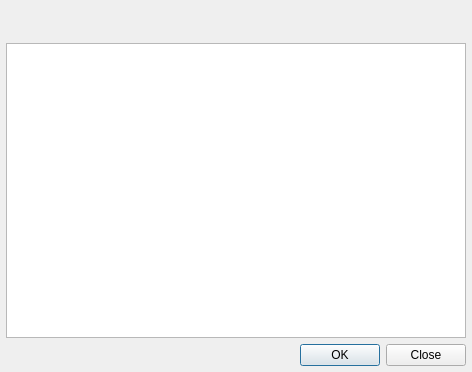
Above: qgistester/testselector.ui from planetfederal/qgis-tester-plugin before the change. Below: the same form after it.
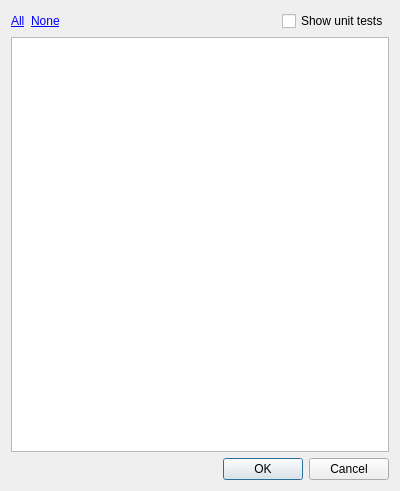
That is the form after the change.

Commit message: added option to show non-unit tests only

```diff
--- a/qgistester/testselector.ui
+++ b/qgistester/testselector.ui
@@ -6,40 +6,54 @@
    <rect>
     <x>0</x>
     <y>0</y>
-    <width>472</width>
-    <height>372</height>
+    <width>400</width>
+    <height>491</height>
    </rect>
   </property>
   <property name="windowTitle">
    <string>Test selector</string>
   </property>
   <layout class="QVBoxLayout" name="verticalLayout">
-   <property name="margin">
-    <number>6</number>
-   </property>
    <item>
-    <widget class="QToolBar" name="toolBar">
-     <property name="iconSize">
-      <size>
-       <width>16</width>
-       <height>16</height>
-      </size>
-     </property>
-     <property name="floatable">
-      <bool>false</bool>
-     </property>
-     <addaction name="actionSelectAll"/>
-     <addaction name="actionClearSelection"/>
-    </widget>
+    <layout class="QHBoxLayout" name="horizontalLayout">
+     <item>
+      <widget class="QLabel" name="selectAllLabel">
+       <property name="text">
+        <string>&lt;a href='#'&gt;All&lt;/a&gt;</string>
+       </property>
+      </widget>
+     </item>
+     <item>
+      <widget class="QLabel" name="unselectAllLabel">
+       <property name="text">
+        <string>&lt;a href='#'&gt;None&lt;/a&gt;</string>
+       </property>
+      </widget>
+     </item>
+     <item>
+      <spacer name="horizontalSpacer">
+       <property name="orientation">
+        <enum>Qt::Horizontal</enum>
+       </property>
+       <property name="sizeHint" stdset="0">
+        <size>
+         <width>40</width>
+         <height>20</height>
+        </size>
+       </property>
+      </spacer>
+     </item>
+     <item>
+      <widget class="QCheckBox" name="showUnitTestsCheck">
+       <property name="text">
+        <string>Show unit tests</string>
+       </property>
+      </widget>
+     </item>
+    </layout>
    </item>
    <item>
     <widget class="QTreeWidget" name="testsTree">
-     <property name="editTriggers">
-      <set>QAbstractItemView::NoEditTriggers</set>
-     </property>
-     <property name="alternatingRowColors">
-      <bool>true</bool>
-     </property>
      <attribute name="headerVisible">
       <bool>false</bool>
      </attribute>
@@ -56,27 +70,11 @@
       <enum>Qt::Horizontal</enum>
      </property>
      <property name="standardButtons">
-      <set>QDialogButtonBox::Close|QDialogButtonBox::Ok</set>
+      <set>QDialogButtonBox::Cancel|QDialogButtonBox::Ok</set>
      </property>
     </widget>
    </item>
   </layout>
-  <action name="actionSelectAll">
-   <property name="text">
-    <string/>
-   </property>
-   <property name="toolTip">
-    <string>Select all tests</string>
-   </property>
-  </action>
-  <action name="actionClearSelection">
-   <property name="text">
-    <string/>
-   </property>
-   <property name="statusTip">
-    <string>Clear selection</string>
-   </property>
-  </action>
  </widget>
  <resources/>
  <connections>
```
Left out of the diff: 35 changed lines with no effect on the pictures. The commit also changes 1 other file.
